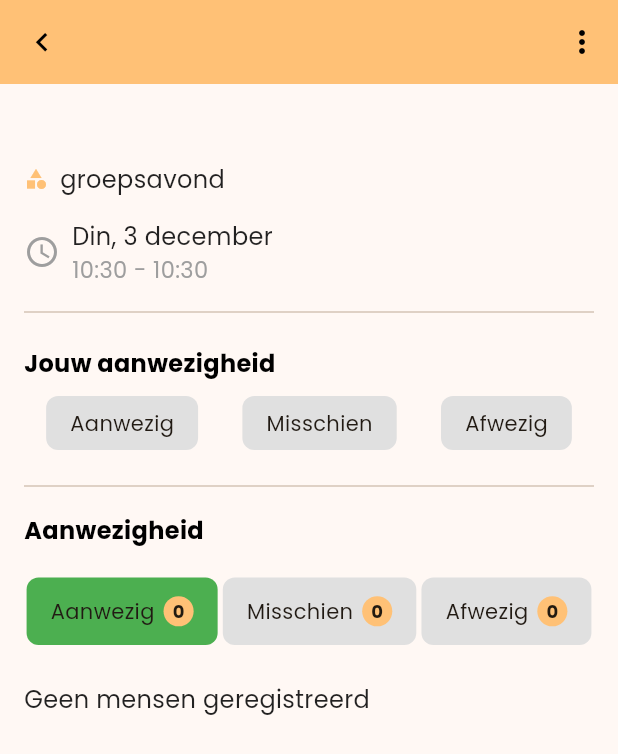
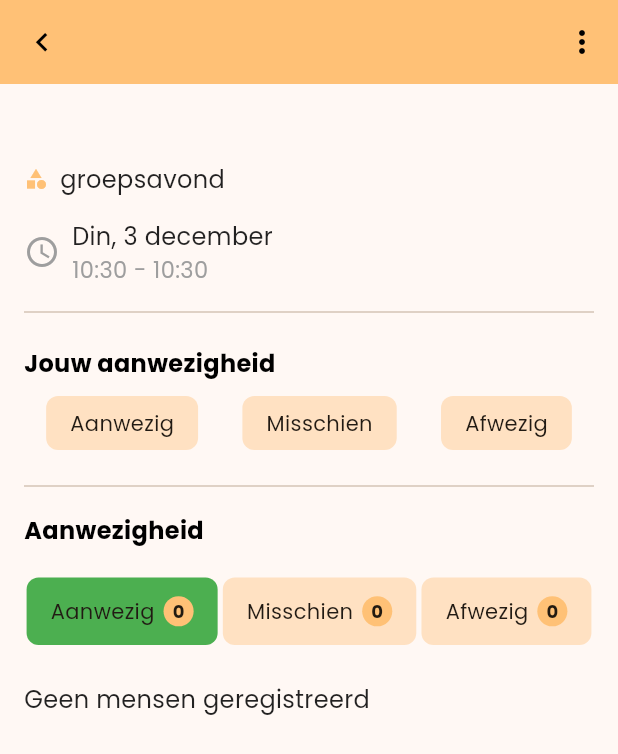
Before and after one commit to j-vseg/piwo, a Flutter app: the ActivityPage screen opened directly with empty values, on a phone screen of 412 x 824 dp. Shown: the top 754 px of the screen. Run offline on Flutter 3.47's test engine with Material 3 defaults, Android fonts, the phone set to English and light mode, and no system bars; our stand-ins replace firebase_auth, firebase_core, firebase_database, fl_chart, table_calendar; accounts and stored records are empty.

Commit message:
Implement color categories

```diff
--- a/lib/config/theme/custom_colors.dart
+++ b/lib/config/theme/custom_colors.dart
@@ -1,4 +1,5 @@
 import 'package:flutter/material.dart';
+import 'package:piwo/models/availability.dart';
 import 'package:piwo/models/enums/category.dart';
 import 'package:piwo/models/enums/status.dart';
 
@@ -43,8 +44,7 @@ class CustomColors {
   static const unselectedMenuColor = Color(0xFFA2A5A9);
 
   static const themePrimary = Color(0xFFFFC176);
-  static const themeBackground = Color(
-      0xFFFFD9AD); // Current theme background: const Color.fromARGB(255, 242, 223, 205)
+  static const themeBackground = Color(0xFFFFD9AD);
   static const background100 = Color(0xFFFFF5EB);
   static const background200 = Color(0xFFFFE1C2);
 
@@ -54,6 +54,23 @@ class CustomColors {
   static const activityAction = Color(0xFFFF4D4D);
   static const activityKamp = Color(0xFF9C27B0);
   static const actionWeekend = Color(0xFF2196F3);
+
+  // Activities background
+  static const activityActionBackground = Color(0xFFFFEBEB);
+  static const activityKampBackground = Color(0xFFf9EEFB);
+  static const actionWeekendBackground = Color(0xFFECF6FE);
+
+  // Activities button
+  static const activityActionButton = Color(0xFFFFD6D6);
+  static const activityKampButton = Color(0xFFF4DEF8);
+  static const actionWeekendButton = Color(0xFFD8ECFD);
+
+  static final activityActionButtonDisabled =
+      const Color(0xFF7b5b5b).withOpacity(0.4);
+  static final activityKampBButtonDisabled =
+      const Color(0xFF6C5171).withOpacity(0.4);
+  static final actionWeekendButtonDisabled =
+      const Color(0xFF475865).withOpacity(0.4);
 
   static Color getActivityColor(Category category) {
     if (category == Category.groepsavond) {
@@ -67,19 +84,79 @@ class CustomColors {
     }
   }
 
-  static Color getAvailabilityColor(Status? status) {
-    if (status != null) {
-      if (status == Status.aanwezig) {
-        return Colors.green;
-      } else if (status == Status.misschien) {
-        return Colors.orange;
-      } else if (status == Status.afwezig) {
-        return Colors.red;
-      } else {
-        return CustomColors.themePrimary;
-      }
+  static Color getActivityBackgroundColor(Category category) {
+    if (category == Category.groepsavond) {
+      return CustomColors.background100;
+    } else if (category == Category.weekend) {
+      return CustomColors.actionWeekendBackground;
+    } else if (category == Category.actie) {
+      return CustomColors.activityActionBackground;
     } else {
-      return CustomColors.themePrimary;
+      return CustomColors.activityKampBackground;
     }
   }
+
+  static Color getActivityButtonColor(
+    Status buttonStatus, // The status this button represents
+    Availability? yourAvailability,
+    bool activityHasBeen,
+    Category category,
+  ) {
+    if (activityHasBeen) {
+      if (yourAvailability?.status == buttonStatus) {
+        // Return disabled colors for past activities
+        return _getDisabledColorForCategory(category);
+      }
+    }
+
+    if (yourAvailability?.status == buttonStatus) {
+      // Highlight the button with the specific availability color
+      return getAvailabilityColor(buttonStatus, category);
+    }
+
+    // Default category button color for other buttons
+    return getButtonColorForCategory(category);
+  }
+
+  static Color getButtonColorForCategory(Category category) {
+    switch (category) {
+      case Category.groepsavond:
+        return CustomColors.background200;
+      case Category.weekend:
+        return CustomColors.actionWeekendButton;
+      case Category.actie:
+        return CustomColors.activityActionButton;
+      case Category.kamp:
+        return CustomColors.activityKampButton;
+    }
+  }
+
+  static Color _getDisabledColorForCategory(Category category) {
+    switch (category) {
+      case Category.groepsavond:
+        return CustomColors.greyYellow;
+      case Category.weekend:
+        return CustomColors.actionWeekendButtonDisabled;
+      case Category.actie:
+        return CustomColors.activityActionButtonDisabled;
+      case Category.kamp:
+        return CustomColors.activityKampBButtonDisabled;
+      default:
+        return CustomColors.themeBackground;
+    }
+  }
+
+  static Color getAvailabilityColor(Status? status, Category category) {
+    if (status != null) {
+      switch (status) {
+        case Status.aanwezig:
+          return Colors.green;
+        case Status.misschien:
+          return Colors.orange;
+        case Status.afwezig:
+          return Colors.red;
+      }
+    }
+    return getActivityColor(category);
+  }
 }
--- a/lib/views/activity/activity.dart
+++ b/lib/views/activity/activity.dart
@@ -273,15 +273,12 @@ class ActivityPageState extends State<ActivityPage> {
                       padding: const EdgeInsets.symmetric(
                           vertical: 8.0, horizontal: 16.0),
                       decoration: BoxDecoration(
-                        color: !activityHasBeen
-                            ? yourAvailability != null &&
-                                    yourAvailability.status == Status.aanwezig
-                                ? Colors.green
-                                : Colors.grey[300]
-                            : yourAvailability != null &&
-                                    yourAvailability.status == Status.aanwezig
-                                ? Colors.grey
-                                : Colors.grey[300],
+                        color: CustomColors.getActivityButtonColor(
+                          Status.aanwezig,
+                          yourAvailability,
+                          activityHasBeen,
+                          _activity.category!,
+                        ),
                         borderRadius: BorderRadius.circular(8.0),
                       ),
                       child: const Text("Aanwezig"),
@@ -295,15 +292,12 @@ class ActivityPageState extends State<ActivityPage> {
                       padding: const EdgeInsets.symmetric(
                           vertical: 8.0, horizontal: 16.0),
                       decoration: BoxDecoration(
-                        color: !activityHasBeen
-                            ? yourAvailability != null &&
-                                    yourAvailability.status == Status.misschien
-                                ? Colors.orange
-                                : Colors.grey[300]
-                            : yourAvailability != null &&
-                                    yourAvailability.status == Status.misschien
-                                ? Colors.grey
-                                : Colors.grey[300],
+                        color: CustomColors.getActivityButtonColor(
+                          Status.misschien,
+                          yourAvailability,
+                          activityHasBeen,
+                          _activity.category!,
+                        ),
                         borderRadius: BorderRadius.circular(8.0),
                       ),
                       child: const Text("Misschien"),
@@ -317,15 +311,12 @@ class ActivityPageState extends State<ActivityPage> {
                       padding: const EdgeInsets.symmetric(
                           vertical: 8.0, horizontal: 16.0),
                       decoration: BoxDecoration(
-                        color: !activityHasBeen
-                            ? yourAvailability != null &&
-                                    yourAvailability.status == Status.afwezig
-                                ? Colors.red
-                                : Colors.grey[300]
-                            : yourAvailability != null &&
-                                    yourAvailability.status == Status.afwezig
-                                ? Colors.grey
-                                : Colors.grey[300],
+                        color: CustomColors.getActivityButtonColor(
+                          Status.afwezig,
+                          yourAvailability,
+                          activityHasBeen,
+                          _activity.category!,
+                        ),
                         borderRadius: BorderRadius.circular(8.0),
                       ),
                       child: const Text("Afwezig"),
@@ -360,7 +351,8 @@ class ActivityPageState extends State<ActivityPage> {
                       decoration: BoxDecoration(
                         color: _selectedStatusOverview == Status.aanwezig
                             ? Colors.green
-                            : Colors.grey[300],
+                            : CustomColors.getButtonColorForCategory(
+                                _activity.category!),
                         borderRadius: BorderRadius.circular(8.0),
                       ),
                       child: Row(
@@ -399,7 +391,8 @@ class ActivityPageState extends State<ActivityPage> {
                       decoration: BoxDecoration(
                         color: _selectedStatusOverview == Status.misschien
                             ? Colors.orange
-                            : Colors.grey[300],
+                            : CustomColors.getButtonColorForCategory(
+                                _activity.category!),
                         borderRadius: BorderRadius.circular(8.0),
                       ),
                       child: Row(
@@ -438,7 +431,8 @@ class ActivityPageState extends State<ActivityPage> {
                       decoration: BoxDecoration(
                         color: _selectedStatusOverview == Status.afwezig
                             ? Colors.red
-                            : Colors.grey[300],
+                            : CustomColors.getButtonColorForCategory(
+                                _activity.category!),
                         borderRadius: BorderRadius.circular(8.0),
                       ),
                       child: Row(
--- a/lib/views/activity/edit_activity.dart
+++ b/lib/views/activity/edit_activity.dart
@@ -133,6 +133,7 @@ class EditActivityPageState extends State<EditActivityPage> {
                       startDate: _startDate,
                       endDate: _endDate,
                       recurrence: _selectedRecurrence,
+                      color: CustomColors.getActivityColor(_selectedCategory),
                       category: _selectedCategory,
                       location: location,
                       exceptions: widget.activity!.exceptions,
```
Also changed, not shown: lib/views/activities/activities.dart (+9 -6 lines), lib/widgets/activity_overview.dart (+43 -45 lines).
